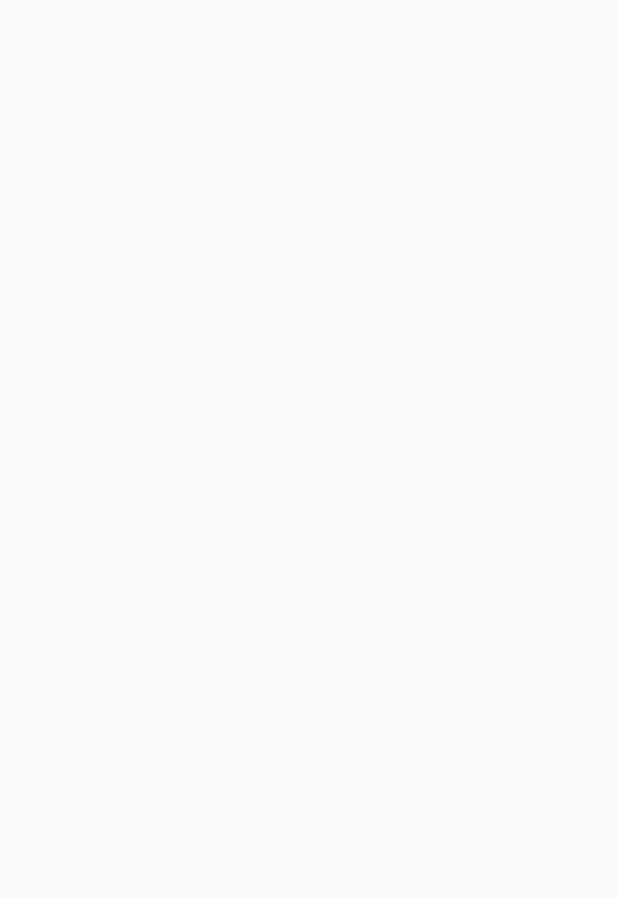
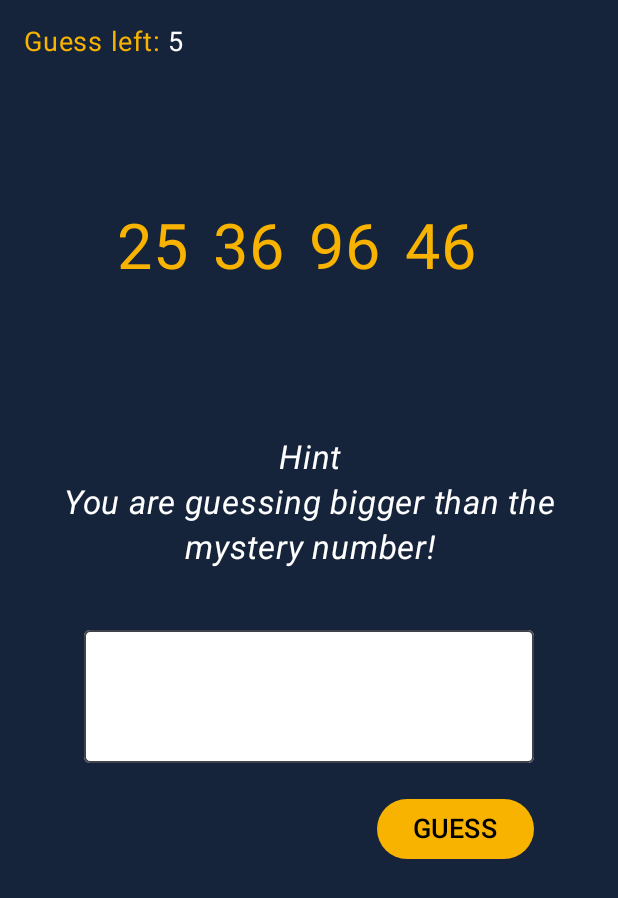
Before and after one commit to harikrishnanponath/GuessingGame, an Android app built with Jetpack Compose: the screen it shows after launch (MainActivity), on a phone screen of 412 x 824 dp. Before the commit the part shown is empty. Shown: the top 898 px of the screen. Run offline under Robolectric (Android 15) with nearby library versions, the phone set to English and light mode, and no system bars.

```diff
--- a/app/src/main/java/com/harikrish/guessnumber/GuessingGameScreen.kt
+++ b/app/src/main/java/com/harikrish/guessnumber/GuessingGameScreen.kt
@@ -9,9 +9,11 @@ import androidx.compose.foundation.layout.fillMaxSize
 import androidx.compose.foundation.layout.fillMaxWidth
 import androidx.compose.foundation.layout.height
 import androidx.compose.foundation.layout.padding
+import androidx.compose.foundation.text.KeyboardOptions
 import androidx.compose.material3.Button
 import androidx.compose.material3.ButtonDefaults
 import androidx.compose.material3.OutlinedTextField
+import androidx.compose.material3.Scaffold
 import androidx.compose.material3.Text
 import androidx.compose.material3.TextFieldDefaults
 import androidx.compose.runtime.Composable
@@ -22,6 +24,8 @@ import androidx.compose.ui.text.SpanStyle
 import androidx.compose.ui.text.TextStyle
 import androidx.compose.ui.text.buildAnnotatedString
 import androidx.compose.ui.text.font.FontStyle
+import androidx.compose.ui.text.input.ImeAction
+import androidx.compose.ui.text.input.KeyboardType
 import androidx.compose.ui.text.style.TextAlign
 import androidx.compose.ui.text.withStyle
 import androidx.compose.ui.tooling.preview.Preview
@@ -33,11 +37,12 @@ import com.harikrish.guessnumber.ui.theme.YellowDark
 
 @Composable
 fun GuessingGameScreen() {
-
+    Scaffold { innerPadding ->
         Column(
             modifier = Modifier
                 .fillMaxSize()
                 .background(BlueDark)
+                .padding(innerPadding)
                 .padding(16.dp)
         ) {
             Text(
@@ -84,6 +89,7 @@ fun GuessingGameScreen() {
                     .padding(horizontal = 40.dp),
                 value = "",
                 onValueChange = {},
+
                 textStyle = TextStyle(
                     textAlign = TextAlign.Center,
                     fontSize = 48.sp
@@ -91,6 +97,10 @@ fun GuessingGameScreen() {
                 colors = TextFieldDefaults.colors(
                     unfocusedContainerColor = Color.White,
                     focusedContainerColor = Color.Transparent
+                ),
+                keyboardOptions = KeyboardOptions(
+                    keyboardType = KeyboardType.Number,
+                    imeAction = ImeAction.Done
                 )
             )
             Spacer(modifier = Modifier.height(20.dp))
@@ -108,6 +118,7 @@ fun GuessingGameScreen() {
             }
         }
     }
+}
 
 @Preview
 @Composable
--- a/app/src/main/java/com/harikrish/guessnumber/MainActivity.kt
+++ b/app/src/main/java/com/harikrish/guessnumber/MainActivity.kt
@@ -19,7 +19,7 @@ class MainActivity : ComponentActivity() {
         enableEdgeToEdge()
         setContent {
             GuessNumberTheme {
-
+                GuessingGameScreen()
             }
         }
     }
--- a/app/src/main/java/com/harikrish/guessnumber/ui/theme/Theme.kt
+++ b/app/src/main/java/com/harikrish/guessnumber/ui/theme/Theme.kt
@@ -9,7 +9,10 @@ import androidx.compose.material3.dynamicDarkColorScheme
 import androidx.compose.material3.dynamicLightColorScheme
 import androidx.compose.material3.lightColorScheme
 import androidx.compose.runtime.Composable
+import androidx.compose.runtime.SideEffect
+import androidx.compose.ui.graphics.toArgb
 import androidx.compose.ui.platform.LocalContext
+import androidx.compose.ui.platform.LocalView
 
 private val DarkColorScheme = darkColorScheme(
     primary = Purple80,
```
Also changed, not shown: app/src/main/java/com/harikrish/guessnumber/WinOrLoseDialog.kt (+37 -8 lines). Lines whose indentation alone changed are shown as unchanged.
